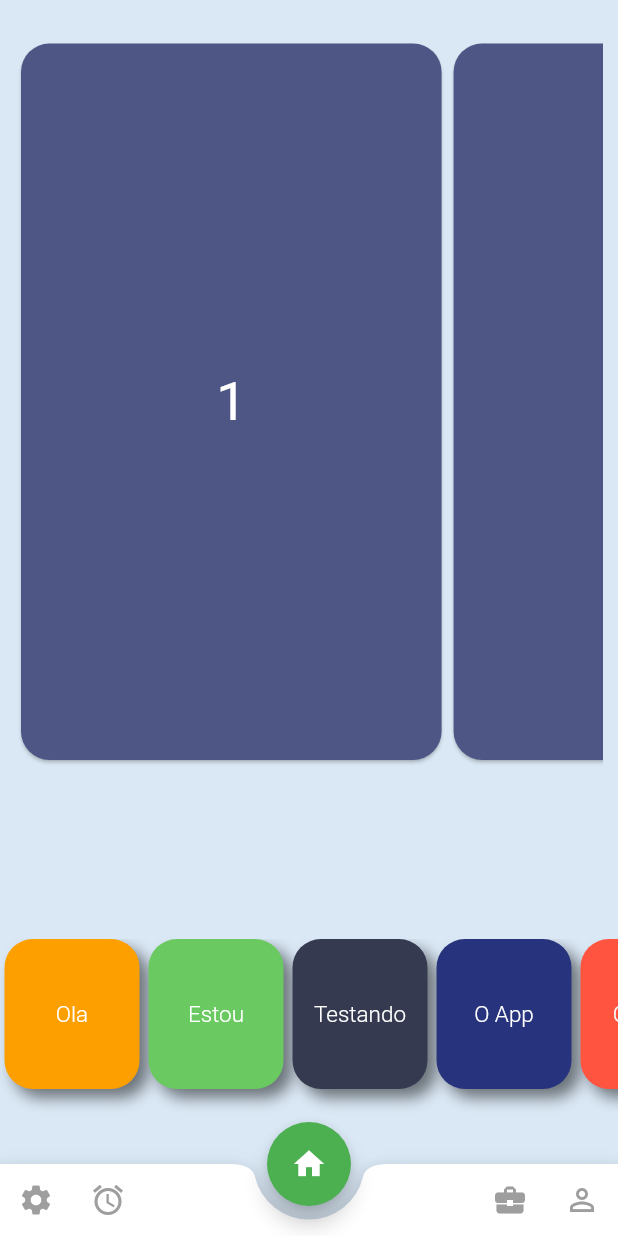
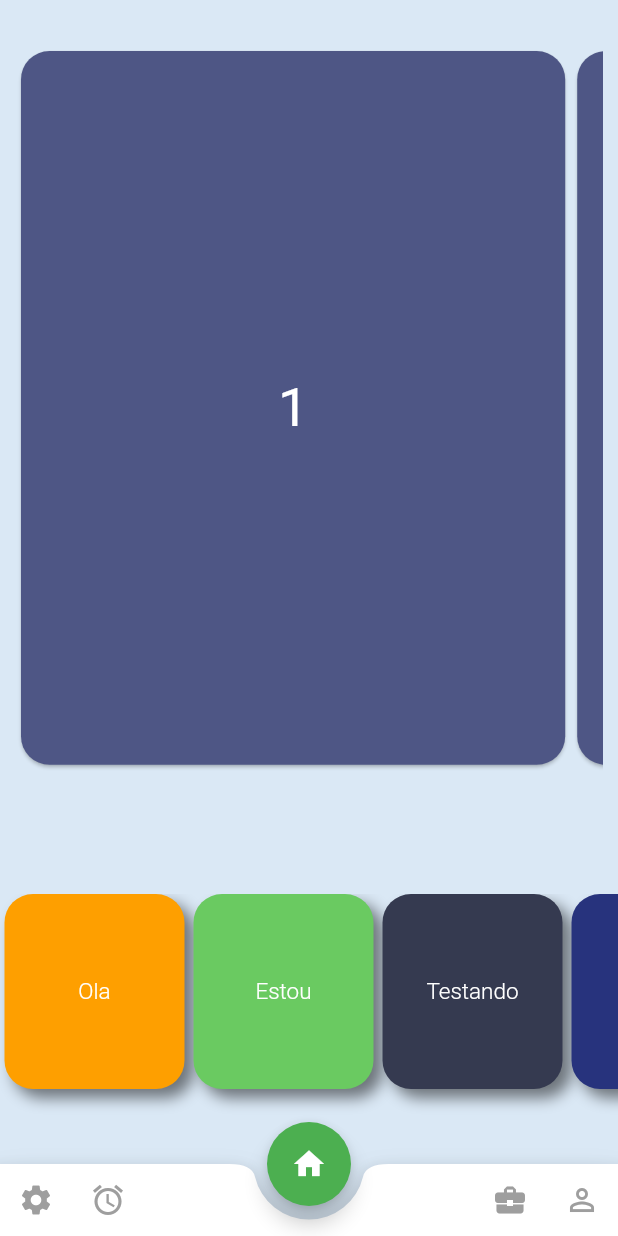
Before and after one commit to leordrigues/webchurch, a Flutter app: the screen it shows after launch, on a phone screen of 412 x 824 dp. Run offline on Flutter 3.47's test engine with Material 2 defaults, Android fonts, the phone set to English and light mode, and no system bars.

Commit message:
Commit tamanho

```diff
--- a/lib/Horizonta_listView.dart
+++ b/lib/Horizonta_listView.dart
@@ -16,14 +16,14 @@ class MainScreen extends StatelessWidget {
         //),
       //),
       body: Container(
-        padding: EdgeInsets.symmetric(horizontal: 10.0, vertical: 25.0),
-        height: MediaQuery.of(context).size.height * 0.65,
+        padding: EdgeInsets.symmetric(horizontal: 10.0, vertical: 30.0),
+        height: MediaQuery.of(context).size.height * 0.66,
         child: ListView.builder(
             scrollDirection: Axis.horizontal,
             itemCount: numbers.length,
             itemBuilder: (context, index) {
               return Container(
-                width: MediaQuery.of(context).size.width * 0.7,
+                width: MediaQuery.of(context).size.width * 0.9,
                 child: Card(
                   shape: RoundedRectangleBorder(
                 borderRadius: BorderRadius.circular(19.0)), //circular o Container
--- a/lib/detail_bottom.dart
+++ b/lib/detail_bottom.dart
@@ -6,7 +6,7 @@ class DetailBottom extends StatelessWidget {
   Widget build(BuildContext context) {
     return  Container(
             //width: 0,
-            height: 150,
+            height: 180,
             color: Colors.grey [290],
             child: ListView(
               padding: const EdgeInsets.only(bottom: 50,),
--- a/lib/group.dart
+++ b/lib/group.dart
@@ -21,7 +21,7 @@ class Group extends StatelessWidget {
           //width: 0.5,
           );
     return Container(
-          width: 90,
+          width: 120,
           margin: const EdgeInsets.symmetric(horizontal: 3), //Separação das colunas
           decoration: boxDecoration,
       child: Text(
```
